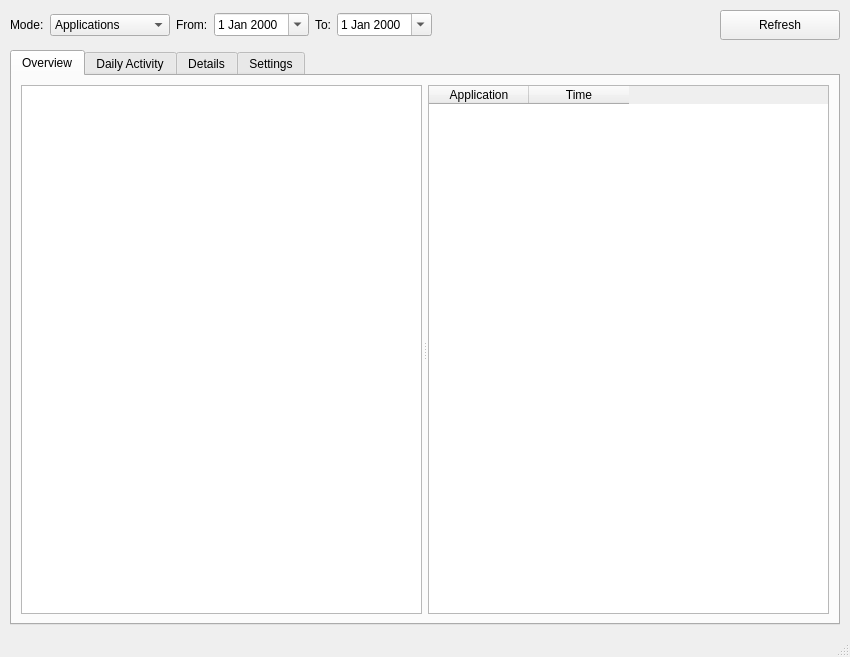
This is src/ActivityDashboard.ui in Kvazarus/Activity_Insight as Qt 5 draws it before an edit. The edited form follows.
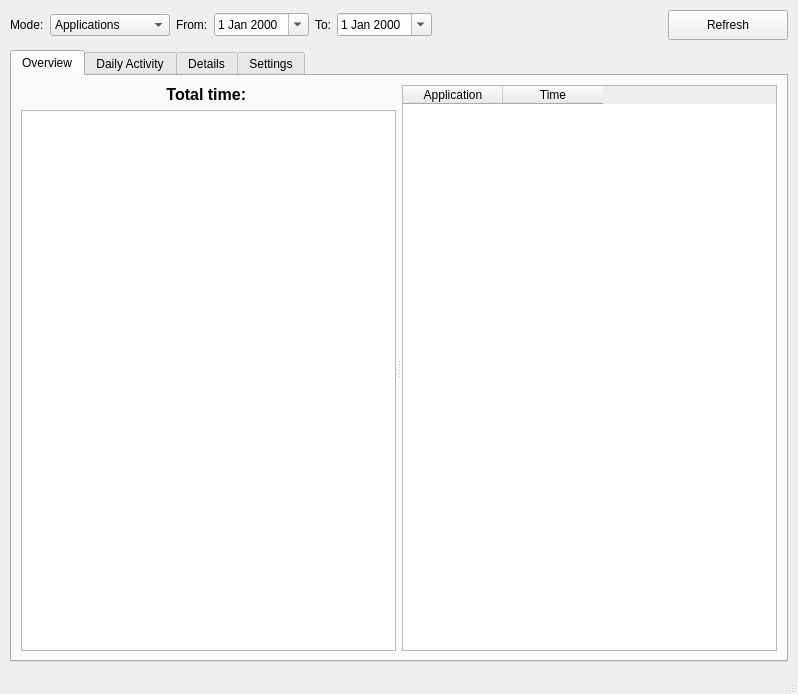
This is the edited form. The open tabs and pages were chosen to show the change. Custom widgets are drawn as their Qt base class.

What changed in the file:
```diff
--- a/src/ActivityDashboard.ui
+++ b/src/ActivityDashboard.ui
@@ -6,8 +6,8 @@
    <rect>
     <x>0</x>
     <y>0</y>
-    <width>850</width>
-    <height>657</height>
+    <width>798</width>
+    <height>694</height>
    </rect>
   </property>
   <property name="windowTitle">
@@ -161,13 +161,50 @@
           <property name="handleWidth">
            <number>6</number>
           </property>
-          <widget class="QChartView" name="chartPieOverview">
-           <property name="sizePolicy">
-            <sizepolicy hsizetype="Expanding" vsizetype="Expanding">
-             <horstretch>0</horstretch>
-             <verstretch>0</verstretch>
-            </sizepolicy>
-           </property>
+          <widget class="QWidget" name="pieChartContainer" native="true">
+           <layout class="QVBoxLayout" name="verticalLayoutPie">
+            <property name="leftMargin">
+             <number>0</number>
+            </property>
+            <property name="topMargin">
+             <number>0</number>
+            </property>
+            <property name="rightMargin">
+             <number>0</number>
+            </property>
+            <property name="bottomMargin">
+             <number>0</number>
+            </property>
+            <item>
+             <widget class="QLabel" name="lblTotalTime">
+              <property name="font">
+               <font>
+                <pointsize>12</pointsize>
+                <bold>true</bold>
+               </font>
+              </property>
+              <property name="text">
+               <string>Total time: </string>
+              </property>
+              <property name="alignment">
+               <set>Qt::AlignmentFlag::AlignCenter</set>
+              </property>
+              <property name="margin">
+               <number>8</number>
+              </property>
+             </widget>
+            </item>
+            <item>
+             <widget class="QChartView" name="chartPieOverview">
+              <property name="sizePolicy">
+               <sizepolicy hsizetype="Expanding" vsizetype="Expanding">
+                <horstretch>0</horstretch>
+                <verstretch>0</verstretch>
+               </sizepolicy>
+              </property>
+             </widget>
+            </item>
+           </layout>
           </widget>
           <widget class="QTableWidget" name="tableOverviewList">
            <property name="sizePolicy">
```
Left out of the diff: 15 changed lines with no effect on the pictures.
